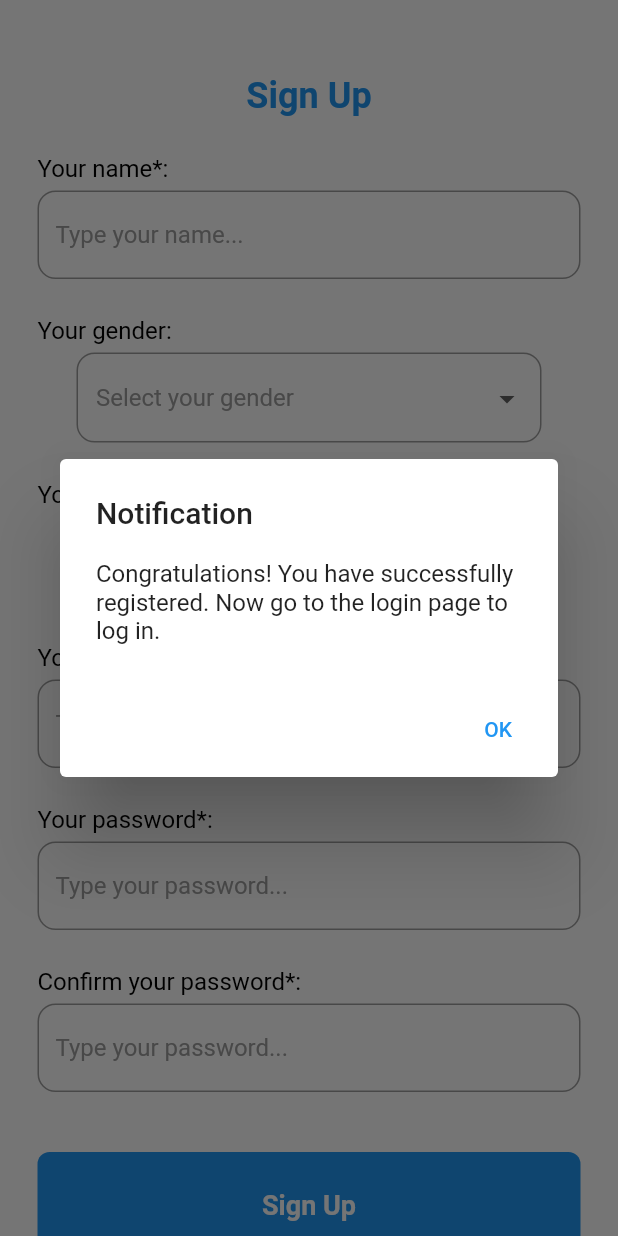
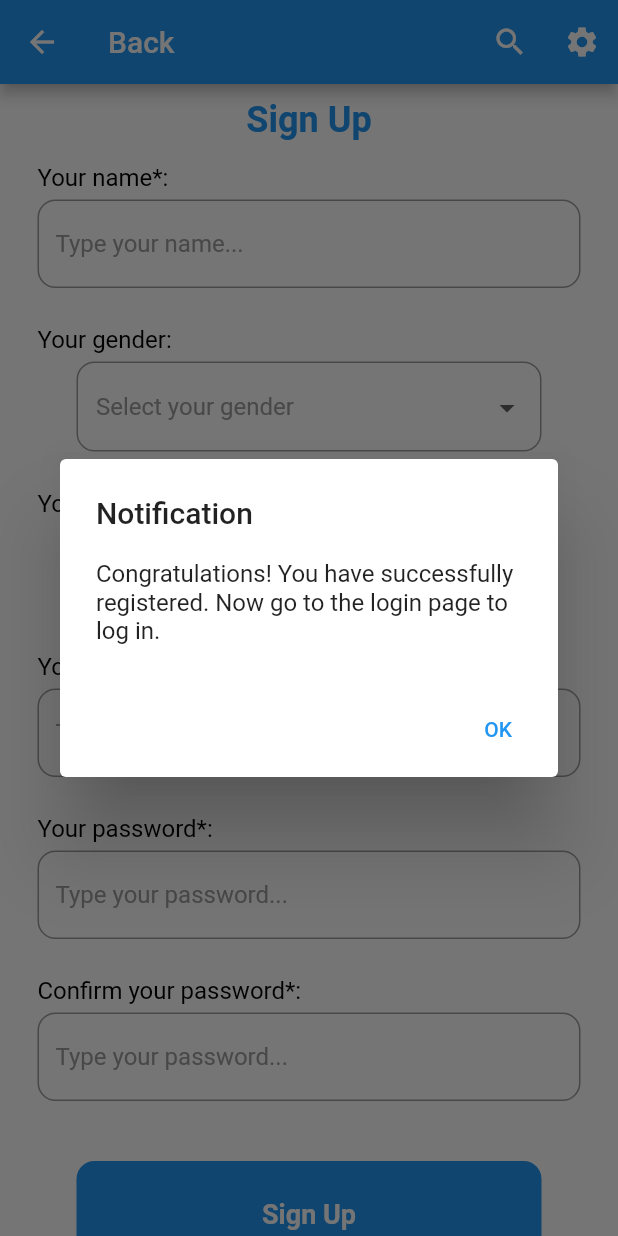
Before and after one commit to NguyenVanHien8502/fakebook, a Flutter app: the RegisterPage screen opened directly, after a tap on "Sign Up", on a phone screen of 412 x 824 dp. Run offline on Flutter 3.47's test engine with Material 2 defaults, Android fonts, the phone set to English and light mode, and no system bars.

Commit message:
add component appbar

```diff
--- /dev/null
+++ b/lib/src/components/my_appbar.dart
@@ -0,0 +1,30 @@
+import 'package:flutter/material.dart';
+
+class MyAppBar extends StatelessWidget implements PreferredSizeWidget {
+  const MyAppBar({super.key});
+
+  @override
+  Size get preferredSize => const Size.fromHeight(kToolbarHeight);
+
+  @override
+  Widget build(BuildContext context) {
+    return AppBar(
+      title: const Text('Back'),
+      backgroundColor: Colors.blue,
+      actions: <Widget>[
+        IconButton(
+          icon: const Icon(Icons.search),
+          onPressed: () {
+            print("Search");
+          },
+        ),
+        IconButton(
+          icon: const Icon(Icons.settings),
+          onPressed: () {
+            print("Setting");
+          },
+        ),
+      ],
+    );
+  }
+}
--- a/lib/src/components/my_button.dart
+++ b/lib/src/components/my_button.dart
@@ -1,30 +1,69 @@
 import 'package:flutter/material.dart';
 
-class MyButton extends StatelessWidget {
+class MyButton extends StatefulWidget {
   final Function()? onTap;
   final String nameButton;
+  final Icon? icon;
 
-  const MyButton({super.key, required this.onTap, required this.nameButton});
+  const MyButton(
+      {super.key, required this.onTap, required this.nameButton, this.icon});
+  @override
+  MyButtonState createState() => MyButtonState();
+}
+
+class MyButtonState extends State<MyButton> {
+  bool isHovered = false;
 
   @override
   Widget build(BuildContext context) {
-    return GestureDetector(
-      onTap: onTap,
-      child: Container(
-        padding: const EdgeInsets.all(25.0),
-        margin: const EdgeInsets.symmetric(horizontal: 25.0),
+    return InkWell(
+      onTap: widget.onTap,
+      //khi user nhấn giữ button
+      onTapDown: (_) {
+        setState(() {
+          isHovered = true;
+        });
+      },
+      //khi user nhấn giữ button rồi kéo tay ra khỏi vị trí ngoài button
+      onTapCancel: () {
+        setState(() {
+          isHovered = false;
+        });
+      },
+      //khi user thả tay khỏi button
+      onTapUp: (_) {
+        setState(() {
+          isHovered = false;
+        });
+      },
+      child: Ink(
         decoration: BoxDecoration(
-          color: Colors.blue,
-          borderRadius: BorderRadius.circular(8),
+          color: isHovered ? Colors.lightBlue : Colors.blue,
+          borderRadius: BorderRadius.circular(12),
         ),
-        child:  Center(
-          child: Text(
-            nameButton,
-            style: const TextStyle(
-              color: Colors.white,
-              fontWeight: FontWeight.bold,
-              fontSize: 18,
-            ),
+        child: Container(
+          padding: const EdgeInsets.all(25.0),
+          width: 310,
+          child: Row(
+            mainAxisAlignment: MainAxisAlignment.center,
+            children: [
+              Text(
+                widget.nameButton,
+                style: const TextStyle(
+                  color: Colors.white,
+                  fontWeight: FontWeight.bold,
+                  fontSize: 18,
+                ),
+              ),
+              widget.icon != null
+                  ? Row(
+                      children: List.generate(
+                        3,
+                        (index) => const Icon(Icons.arrow_right),
+                      ),
+                    )
+                  : const SizedBox.shrink()
+            ],
           ),
         ),
       ),
--- a/lib/src/pages/forgotPassword_page.dart
+++ b/lib/src/pages/forgot_password_page.dart
@@ -1,3 +1,4 @@
+import 'package:fakebook/src/components/my_appBar.dart';
 import 'package:flutter/material.dart';
 
 class ForgotPasswordPage extends StatelessWidget {
@@ -6,6 +7,7 @@ class ForgotPasswordPage extends StatelessWidget {
   @override
   Widget build(BuildContext context) {
     return const Scaffold(
+      appBar: MyAppBar(),
       body: SafeArea(
         child: SingleChildScrollView(
           child: Center(
--- a/lib/src/pages/home_page.dart
+++ b/lib/src/pages/home_page.dart
@@ -1,8 +1,14 @@
+import 'package:fakebook/src/components/my_appbar.dart';
 import 'package:flutter/material.dart';
 
-class HomePage extends StatelessWidget {
-  const HomePage({super.key});
+class HomePage extends StatefulWidget {
+  const HomePage({Key? key}) : super(key: key);
 
+  @override
+  HomePageState createState() => HomePageState();
+}
+
+class HomePageState extends State<HomePage> {
   @override
   Widget build(BuildContext context) {
     return const Scaffold(
--- a/lib/src/pages/login_page.dart
+++ b/lib/src/pages/login_page.dart
@@ -2,7 +2,7 @@ import 'dart:math';
 
 import 'package:fakebook/src/components/my_button.dart';
 import 'package:fakebook/src/components/my_textfield.dart';
-import 'package:fakebook/src/pages/forgotPassword_page.dart';
+import 'package:fakebook/src/pages/forgot_password_page.dart';
 import 'package:fakebook/src/pages/home_page.dart';
 import 'package:fakebook/src/pages/register_page.dart';
 import 'package:flutter/material.dart';
--- a/lib/src/pages/register_page.dart
+++ b/lib/src/pages/register_page.dart
@@ -1,3 +1,4 @@
+import 'package:fakebook/src/components/my_appbar.dart';
 import 'package:fakebook/src/components/my_button.dart';
 import 'package:fakebook/src/components/my_textfield.dart';
 import 'package:fakebook/src/pages/login_page.dart';
@@ -18,6 +19,7 @@ class RegisterPageState extends State<RegisterPage> {
   Widget build(BuildContext context) {
     return Scaffold(
       backgroundColor: Colors.white,
+      appBar: const MyAppBar(),
       body: SafeArea(
           child: SingleChildScrollView(
         child: Center(
@@ -25,7 +27,7 @@ class RegisterPageState extends State<RegisterPage> {
             mainAxisAlignment: MainAxisAlignment.center,
             children: [
               const SizedBox(
-                height: 50,
+                height: 10,
               ),
               const Text(
                 'Sign Up',
@@ -36,7 +38,7 @@ class RegisterPageState extends State<RegisterPage> {
                 ),
               ),
               const SizedBox(
-                height: 20,
+                height: 10,
               ),
               const Padding(
                 padding: EdgeInsets.symmetric(horizontal: 25.0, vertical: 5),
--- a/lib/src/pages/welcome_page.dart
+++ b/lib/src/pages/welcome_page.dart
@@ -34,6 +34,7 @@ class WelcomePage extends StatelessWidget {
                   Navigator.push(context,
                       MaterialPageRoute(builder: (context) => LoginPage()));
                 },
+                icon: const Icon(Icons.arrow_right),
               )
             ],
           ),
```
